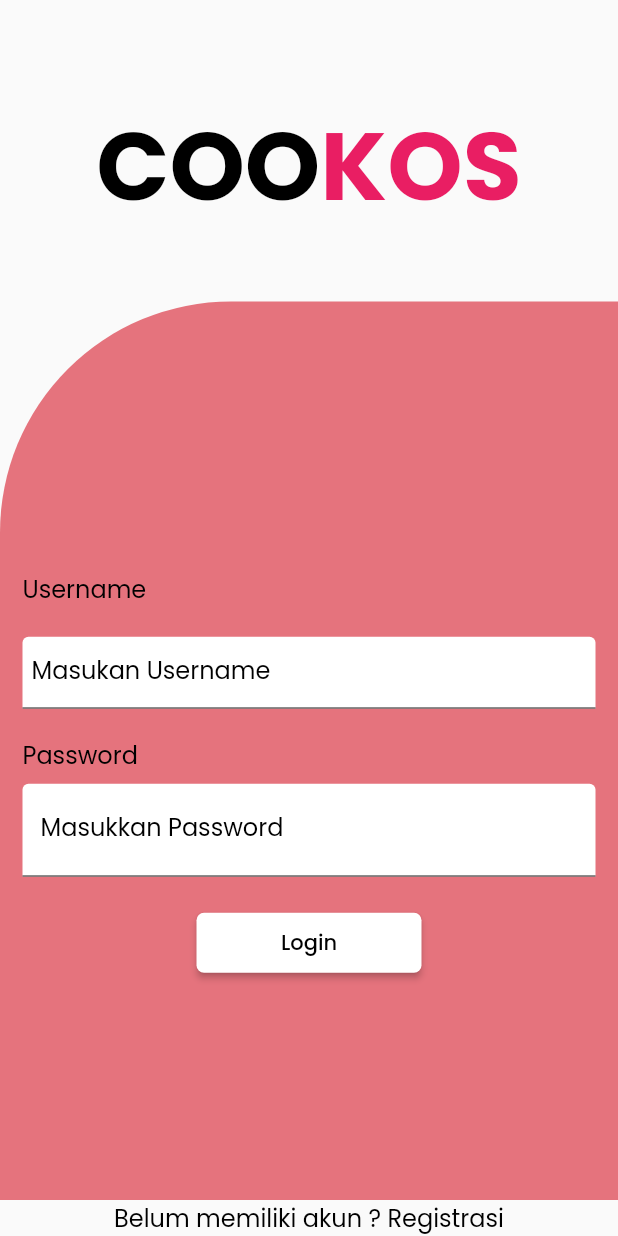
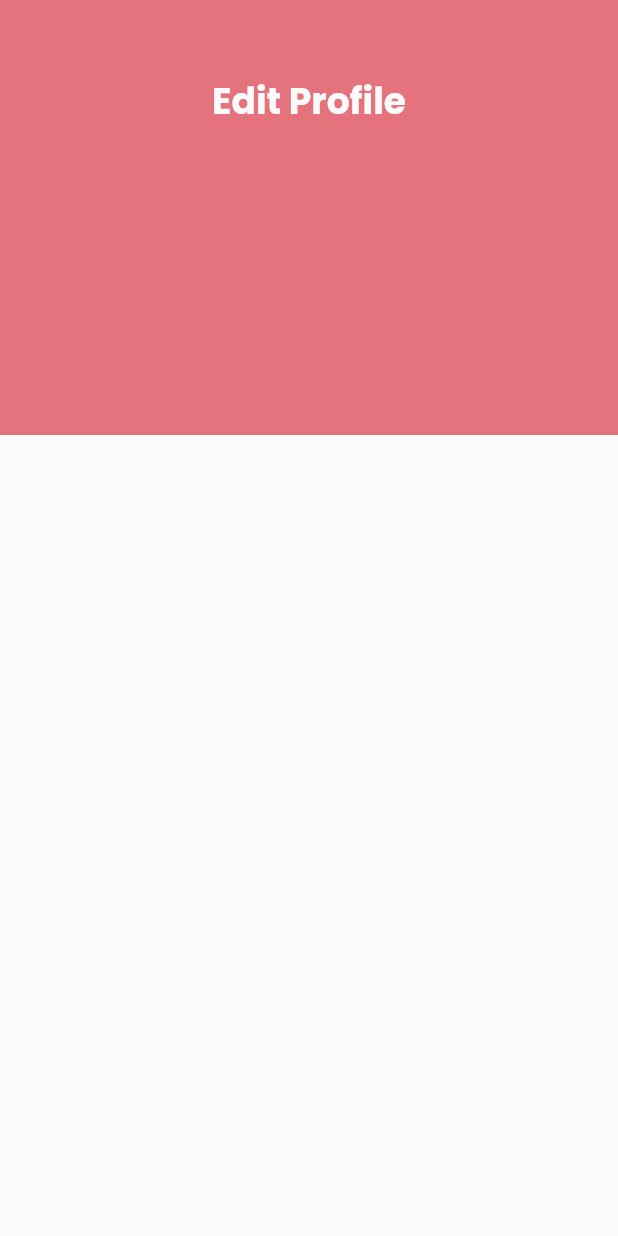
Before and after one commit to Wery-wer/COOKOS_RPL, a Flutter app: the screen it shows after launch, after a tap on "Login", on a phone screen of 412 x 824 dp. Run offline on Flutter 3.47's test engine with Material 2 defaults, Android fonts, the phone set to English and light mode, and no system bars; our stand-ins replace get, google_fonts.

Commit message:
Add Edit_Profile

```diff
--- a/lib/main.dart
+++ b/lib/main.dart
@@ -1,3 +1,4 @@
+import 'package:flutter_dev/screen/edit_profile.dart';
 import 'package:flutter_dev/screen/splash.dart';
 import 'package:flutter_dev/screen/login.dart';
 import 'package:flutter/material.dart';
@@ -23,6 +24,7 @@ class MyApp extends StatelessWidget {
           '/': (context) => const SplashScreenPage(),
           '/login': (context) => const LoginPage(),
           '/registrasi': (context) => const Registrasi(),
+          '/edit_profile': (context) => const EditProfile(),
         }
         // getPages: [
         //   GetPage(name: LoginPage.routeName, page: () => const LoginPage()),
--- /dev/null
+++ b/lib/screen/edit_profile.dart
@@ -0,0 +1,42 @@
+import "package:flutter/material.dart";
+
+class EditProfile extends StatefulWidget {
+  const EditProfile({super.key});
+
+  @override
+  State<EditProfile> createState() => _EditProfileState();
+}
+
+class _EditProfileState extends State<EditProfile> {
+  @override
+  Widget build(BuildContext context) {
+    return Scaffold(
+        body: Container(
+          height: 290,
+          width: double.infinity,
+          color: Color(0xFFE5737D),
+
+          child: Center(
+            child: Column(
+              children: [
+                Container(
+                  margin: const EdgeInsets.only(top: 50),
+                  child: const Text(
+                    "Edit Profile",
+                    style: TextStyle(
+                      fontSize: 24,
+                      fontWeight: FontWeight.w700,
+                      color: Color.fromARGB(255, 250, 250, 250), // Ubah warna teks
+                    ),
+                  ),
+                ),
+                Container(
+
+                )
+              ],
+              )
+          ),
+        ),
+    );
+  }
+}
--- a/lib/screen/login.dart
+++ b/lib/screen/login.dart
@@ -16,6 +16,7 @@ class _LoginPageState extends State<LoginPage> {
   void _login() {
     String username = usernameController.text;
     String password = passwordController.text;
+    Navigator.pushNamed(context, "/edit_profile");
 
     // Add your login logic here
     // You can check the entered username and password against your database or any other authentication method.
```
Also changed, not shown: lib/screen/profile.dart (deleted, +0 -186 lines), lib/screen/homepage.dart (deleted).
